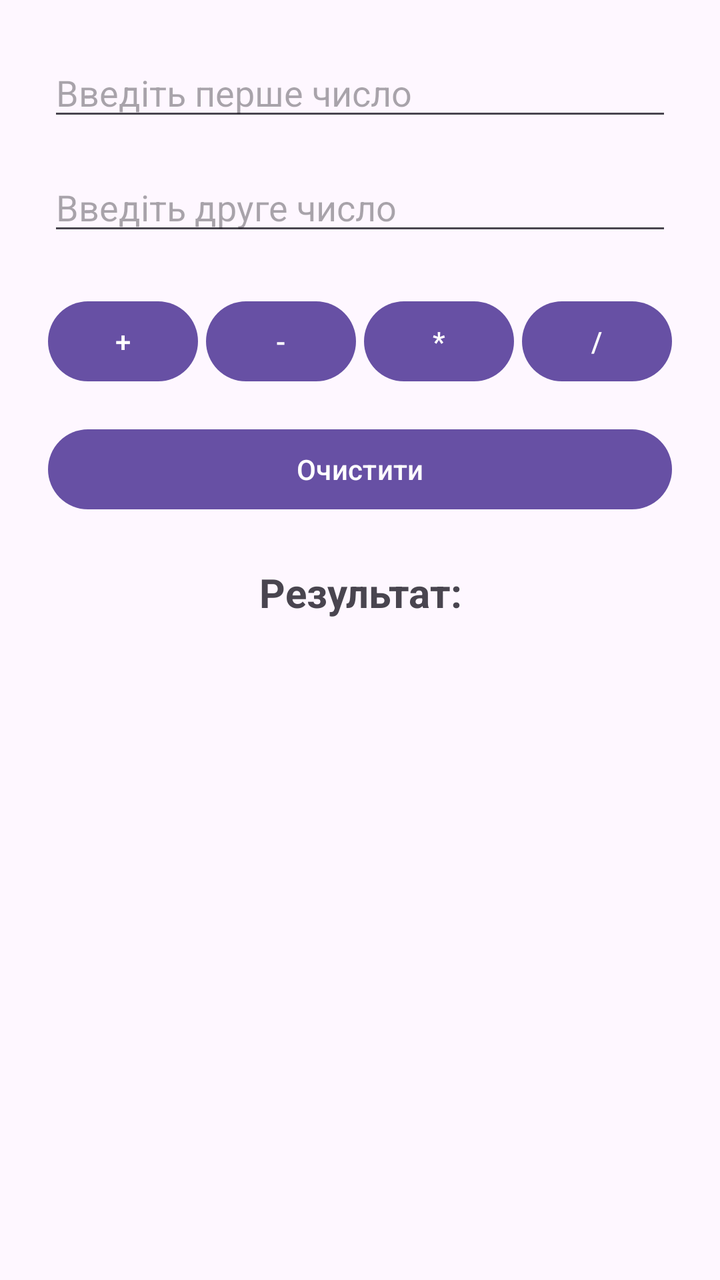
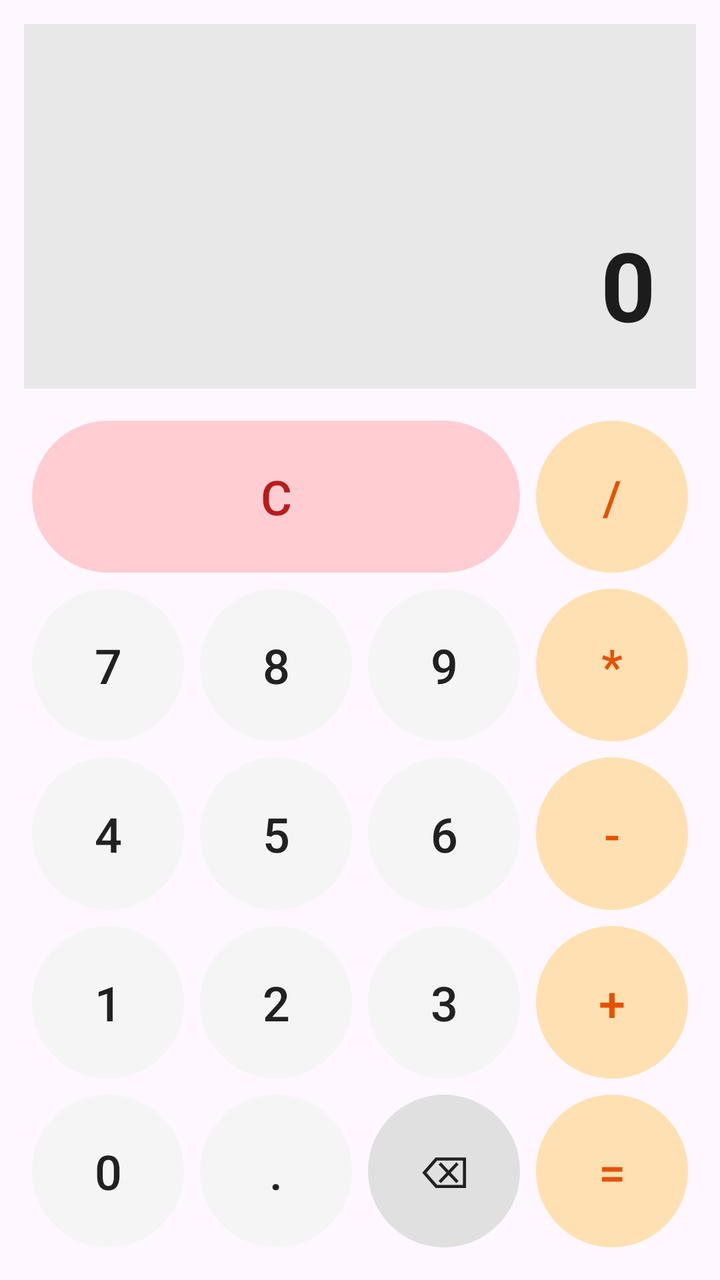

Before-and-after screenshots of an Android layout around one commit, followed by the original layout XML and the change that was made.
<!-- AndroidManifest.xml: application theme Theme.MyApplication -->
<!-- res/layout/activity_main.xml -->
<?xml version="1.0" encoding="utf-8"?>
<LinearLayout xmlns:android="http://schemas.android.com/apk/res/android"
    xmlns:tools="http://schemas.android.com/tools"
    android:layout_width="match_parent"
    android:layout_height="match_parent"
    android:gravity="center_horizontal"
    android:orientation="vertical"
    android:padding="24dp">

    <EditText
        android:id="@+id/etFirstNumber"
        android:layout_width="match_parent"
        android:layout_height="wrap_content"
        android:layout_marginBottom="16dp"
        android:hint="@string/hint_first_number"
        android:importantForAutofill="no"
        android:inputType="numberDecimal|numberSigned" />

    <EditText
        android:id="@+id/etSecondNumber"
        android:layout_width="match_parent"
        android:layout_height="wrap_content"
        android:layout_marginBottom="24dp"
        android:hint="@string/hint_second_number"
        android:importantForAutofill="no"
        android:inputType="numberDecimal|numberSigned" />

    <LinearLayout
        android:layout_width="match_parent"
        android:layout_height="wrap_content"
        android:layout_marginBottom="16dp"
        android:gravity="center"
        android:orientation="horizontal"
        tools:ignore="ButtonStyle">

        <Button
            android:id="@+id/btnAdd"
            android:layout_width="0dp"
            android:layout_height="wrap_content"
            android:layout_marginEnd="4dp"
            android:layout_weight="1"
            android:text="@string/btn_add" />

        <Button
            android:id="@+id/btnSubtract"
            android:layout_width="0dp"
            android:layout_height="wrap_content"
            android:layout_marginEnd="4dp"
            android:layout_weight="1"
            android:text="@string/btn_subtract" />

        <Button
            android:id="@+id/btnMultiply"
            android:layout_width="0dp"
            android:layout_height="wrap_content"
            android:layout_marginEnd="4dp"
            android:layout_weight="1"
            android:text="@string/btn_multiply" />

        <Button
            android:id="@+id/btnDivide"
            android:layout_width="0dp"
            android:layout_height="wrap_content"
            android:layout_weight="1"
            android:text="@string/btn_divide" />
    </LinearLayout>


    <Button
        android:id="@+id/btnClear"
        android:layout_width="match_parent"
        android:layout_height="wrap_content"
        android:layout_marginBottom="24dp"
        android:text="@string/btn_clear" />

    <TextView
        android:id="@+id/tvResult"
        android:layout_width="match_parent"
        android:layout_height="wrap_content"
        android:gravity="center"
        android:text="@string/result_default"
        android:textSize="20sp"
        android:textStyle="bold" />

</LinearLayout>
<!-- resources referenced by this layout -->
<resources>
  <string name="btn_add">+</string>
  <string name="btn_clear">Очистити</string>
  <string name="btn_divide">/</string>
  <string name="btn_multiply">*</string>
  <string name="btn_subtract">-</string>
  <string name="hint_first_number">Введіть перше число</string>
  <string name="hint_second_number">Введіть друге число</string>
  <string name="result_default">Результат:</string>
  <style name="Theme.MyApplication" parent="Base.Theme.MyApplication" />
  <style name="Base.Theme.MyApplication" parent="Theme.Material3.DayNight.NoActionBar">
          
          
      </style>
</resources>

<!-- the commit's change to res/layout/activity_main.xml (unified diff, before → after) -->
@@ -1,85 +1,290 @@
 <?xml version="1.0" encoding="utf-8"?>
 <LinearLayout xmlns:android="http://schemas.android.com/apk/res/android"
+    xmlns:app="http://schemas.android.com/apk/res-auto"
     xmlns:tools="http://schemas.android.com/tools"
+    android:id="@+id/main"
     android:layout_width="match_parent"
     android:layout_height="match_parent"
-    android:gravity="center_horizontal"
+    android:fitsSystemWindows="true"
     android:orientation="vertical"
-    android:padding="24dp">
-
-    <EditText
-        android:id="@+id/etFirstNumber"
+    android:padding="12dp"
+    tools:ignore="HardcodedText">
+
+    <TextView
+        android:id="@+id/tvDisplay"
         android:layout_width="match_parent"
-        android:layout_height="wrap_content"
-        android:layout_marginBottom="16dp"
-        android:hint="@string/hint_first_number"
-        android:importantForAutofill="no"
-        android:inputType="numberDecimal|numberSigned" />
-
-    <EditText
-        android:id="@+id/etSecondNumber"
+        android:layout_height="0dp"
+        android:layout_marginBottom="12dp"
+        android:layout_weight="1.3"
+        android:background="#E8E8E8"
+        android:gravity="end|bottom"
+        android:maxLines="1"
+        android:padding="20dp"
+        android:text="0"
+        android:textColor="#1C1C1C"
+        android:textSize="48sp"
+        android:textStyle="bold" />
+
+    <GridLayout
         android:layout_width="match_parent"
-        android:layout_height="wrap_content"
-        android:layout_marginBottom="24dp"
-        android:hint="@string/hint_second_number"
-        android:importantForAutofill="no"
-        android:inputType="numberDecimal|numberSigned" />
-
-    <LinearLayout
-        android:layout_width="match_parent"
-        android:layout_height="wrap_content"
-        android:layout_marginBottom="16dp"
-        android:gravity="center"
-        android:orientation="horizontal"
-        tools:ignore="ButtonStyle">
+        android:layout_height="0dp"
+        android:layout_weight="3"
+        android:columnCount="4"
+        android:rowCount="5">
+
+        <Button
+            android:id="@+id/btnClear"
+            android:layout_width="0dp"
+            android:layout_height="0dp"
+            android:layout_columnSpan="3"
+            android:layout_columnWeight="3"
+            android:layout_margin="4dp"
+            android:layout_rowWeight="1"
+            android:insetTop="0dp"
+            android:insetBottom="0dp"
+            android:text="C"
+            android:textColor="#B71C1C"
+            android:textSize="24sp"
+            app:backgroundTint="#FFCDD2" />
+
+        <Button
+            android:id="@+id/btnDivide"
+            android:layout_width="0dp"
+            android:layout_height="0dp"
+            android:layout_columnWeight="1"
+            android:layout_margin="4dp"
+            android:layout_rowWeight="1"
+            android:insetTop="0dp"
+            android:insetBottom="0dp"
+            android:text="/"
+            android:textColor="#E65100"
+            android:textSize="24sp"
+            app:backgroundTint="#FFE0B2" />
+
+        <Button
+            android:id="@+id/btn7"
+            android:layout_width="0dp"
+            android:layout_height="0dp"
+            android:layout_columnWeight="1"
+            android:layout_margin="4dp"
+            android:layout_rowWeight="1"
+            android:insetTop="0dp"
+            android:insetBottom="0dp"
+            android:text="7"
+            android:textColor="#212121"
+            android:textSize="24sp"
+            app:backgroundTint="#F5F5F5" />
+
+        <Button
+            android:id="@+id/btn8"
+            android:layout_width="0dp"
+            android:layout_height="0dp"
+            android:layout_columnWeight="1"
+            android:layout_margin="4dp"
+            android:layout_rowWeight="1"
+            android:insetTop="0dp"
+            android:insetBottom="0dp"
+            android:text="8"
+            android:textColor="#212121"
+            android:textSize="24sp"
+            app:backgroundTint="#F5F5F5" />
+
+        <Button
+            android:id="@+id/btn9"
+            android:layout_width="0dp"
+            android:layout_height="0dp"
+            android:layout_columnWeight="1"
+            android:layout_margin="4dp"
+            android:layout_rowWeight="1"
+            android:insetTop="0dp"
+            android:insetBottom="0dp"
+            android:text="9"
+            android:textColor="#212121"
+            android:textSize="24sp"
+            app:backgroundTint="#F5F5F5" />
+
+        <Button
+            android:id="@+id/btnMultiply"
+            android:layout_width="0dp"
+            android:layout_height="0dp"
+            android:layout_columnWeight="1"
+            android:layout_margin="4dp"
+            android:layout_rowWeight="1"
+            android:insetTop="0dp"
+            android:insetBottom="0dp"
+            android:text="*"
+            android:textColor="#E65100"
+            android:textSize="24sp"
+            app:backgroundTint="#FFE0B2" />
+
+        <Button
+            android:id="@+id/btn4"
+            android:layout_width="0dp"
+            android:layout_height="0dp"
+            android:layout_columnWeight="1"
+            android:layout_margin="4dp"
+            android:layout_rowWeight="1"
+            android:insetTop="0dp"
+            android:insetBottom="0dp"
+            android:text="4"
+            android:textColor="#212121"
+            android:textSize="24sp"
+            app:backgroundTint="#F5F5F5" />
+
+        <Button
+            android:id="@+id/btn5"
+            android:layout_width="0dp"
+            android:layout_height="0dp"
+            android:layout_columnWeight="1"
+            android:layout_margin="4dp"
+            android:layout_rowWeight="1"
+            android:insetTop="0dp"
+            android:insetBottom="0dp"
+            android:text="5"
+            android:textColor="#212121"
+            android:textSize="24sp"
+            app:backgroundTint="#F5F5F5" />
+
+        <Button
+            android:id="@+id/btn6"
+            android:layout_width="0dp"
+            android:layout_height="0dp"
+            android:layout_columnWeight="1"
+            android:layout_margin="4dp"
+            android:layout_rowWeight="1"
+            android:insetTop="0dp"
+            android:insetBottom="0dp"
+            android:text="6"
+            android:textColor="#212121"
+            android:textSize="24sp"
+            app:backgroundTint="#F5F5F5" />
+
+        <Button
+            android:id="@+id/btnSubtract"
+            android:layout_width="0dp"
+            android:layout_height="0dp"
+            android:layout_columnWeight="1"
+            android:layout_margin="4dp"
+            android:layout_rowWeight="1"
+            android:insetTop="0dp"
+            android:insetBottom="0dp"
+            android:text="-"
+            android:textColor="#E65100"
+            android:textSize="24sp"
+            app:backgroundTint="#FFE0B2" />
+
+        <Button
+            android:id="@+id/btn1"
+            android:layout_width="0dp"
+            android:layout_height="0dp"
+            android:layout_columnWeight="1"
+            android:layout_margin="4dp"
+            android:layout_rowWeight="1"
+            android:insetTop="0dp"
+            android:insetBottom="0dp"
+            android:text="1"
+            android:textColor="#212121"
+            android:textSize="24sp"
+            app:backgroundTint="#F5F5F5" />
+
+        <Button
+            android:id="@+id/btn2"
+            android:layout_width="0dp"
+            android:layout_height="0dp"
+            android:layout_columnWeight="1"
+            android:layout_margin="4dp"
+            android:layout_rowWeight="1"
+            android:insetTop="0dp"
+            android:insetBottom="0dp"
+            android:text="2"
+            android:textColor="#212121"
+            android:textSize="24sp"
+            app:backgroundTint="#F5F5F5" />
+
+        <Button
+            android:id="@+id/btn3"
+            android:layout_width="0dp"
+            android:layout_height="0dp"
+            android:layout_columnWeight="1"
+            android:layout_margin="4dp"
+            android:layout_rowWeight="1"
+            android:insetTop="0dp"
+            android:insetBottom="0dp"
+            android:text="3"
+            android:textColor="#212121"
+            android:textSize="24sp"
+            app:backgroundTint="#F5F5F5" />
 
         <Button
             android:id="@+id/btnAdd"
             android:layout_width="0dp"
-            android:layout_height="wrap_content"
-            android:layout_marginEnd="4dp"
-            android:layout_weight="1"
-            android:text="@string/btn_add" />
-
-        <Button
-            android:id="@+id/btnSubtract"
-            android:layout_width="0dp"
-            android:layout_height="wrap_content"
-            android:layout_marginEnd="4dp"
-            android:layout_weight="1"
-            android:text="@string/btn_subtract" />
-
-        <Button
-            android:id="@+id/btnMultiply"
-            android:layout_width="0dp"
-            android:layout_height="wrap_content"
-            android:layout_marginEnd="4dp"
-            android:layout_weight="1"
-            android:text="@string/btn_multiply" />
-
-        <Button
-            android:id="@+id/btnDivide"
-            android:layout_width="0dp"
-            android:layout_height="wrap_content"
-            android:layout_weight="1"
-            android:text="@string/btn_divide" />
-    </LinearLayout>
-
-
-    <Button
-        android:id="@+id/btnClear"
-        android:layout_width="match_parent"
-        android:layout_height="wrap_content"
-        android:layout_marginBottom="24dp"
-        android:text="@string/btn_clear" />
-
-    <TextView
-        android:id="@+id/tvResult"
-        android:layout_width="match_parent"
-        android:layout_height="wrap_content"
-        android:gravity="center"
-        android:text="@string/result_default"
-        android:textSize="20sp"
-        android:textStyle="bold" />
+            android:layout_height="0dp"
+            android:layout_columnWeight="1"
+            android:layout_margin="4dp"
+            android:layout_rowWeight="1"
+            android:insetTop="0dp"
+            android:insetBottom="0dp"
+            android:text="+"
+            android:textColor="#E65100"
+            android:textSize="24sp"
+            app:backgroundTint="#FFE0B2" />
+
+        <Button
+            android:id="@+id/btn0"
+            android:layout_width="0dp"
+            android:layout_height="0dp"
+            android:layout_columnWeight="1"
+            android:layout_margin="4dp"
+            android:layout_rowWeight="1"
+            android:insetTop="0dp"
+            android:insetBottom="0dp"
+            android:text="0"
+            android:textColor="#212121"
+            android:textSize="24sp"
+            app:backgroundTint="#F5F5F5" />
+
+        <Button
+            android:id="@+id/btnDot"
+            android:layout_width="0dp"
+            android:layout_height="0dp"
+            android:layout_columnWeight="1"
+            android:layout_margin="4dp"
+            android:layout_rowWeight="1"
+            android:insetTop="0dp"
+            android:insetBottom="0dp"
+            android:text="."
+            android:textColor="#212121"
+            android:textSize="24sp"
+            app:backgroundTint="#F5F5F5" />
+
+        <Button
+            android:id="@+id/btnBackspace"
+            android:layout_width="0dp"
+            android:layout_height="0dp"
+            android:layout_columnWeight="1"
+            android:layout_margin="4dp"
+            android:layout_rowWeight="1"
+            android:insetTop="0dp"
+            android:insetBottom="0dp"
+            android:text="⌫"
+            android:textColor="#212121"
+            android:textSize="22sp"
+            app:backgroundTint="#E0E0E0" />
+
+        <Button
+            android:id="@+id/btnEquals"
+            android:layout_width="0dp"
+            android:layout_height="0dp"
+            android:layout_columnWeight="1"
+            android:layout_margin="4dp"
+            android:layout_rowWeight="1"
+            android:insetTop="0dp"
+            android:insetBottom="0dp"
+            android:text="="
+            android:textColor="#E65100"
+            android:textSize="24sp"
+            app:backgroundTint="#FFE0B2" />
+
+    </GridLayout>
 
 </LinearLayout>
<!-- resource entries referenced after the edit -->
@@ -1,13 +1,5 @@
 <!-- resources referenced by this layout -->
 <resources>
-  <string name="btn_add">+</string>
-  <string name="btn_clear">Очистити</string>
-  <string name="btn_divide">/</string>
-  <string name="btn_multiply">*</string>
-  <string name="btn_subtract">-</string>
-  <string name="hint_first_number">Введіть перше число</string>
-  <string name="hint_second_number">Введіть друге число</string>
-  <string name="result_default">Результат:</string>
   <style name="Theme.MyApplication" parent="Base.Theme.MyApplication" />
   <style name="Base.Theme.MyApplication" parent="Theme.Material3.DayNight.NoActionBar">
           
